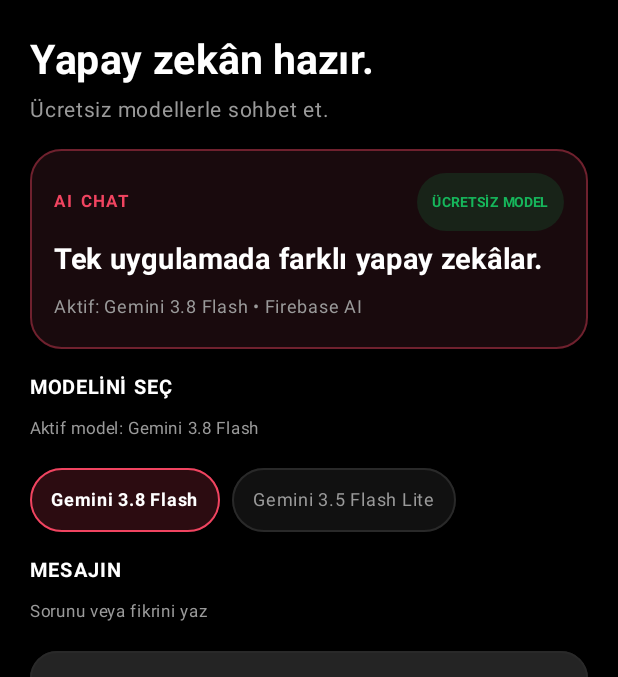
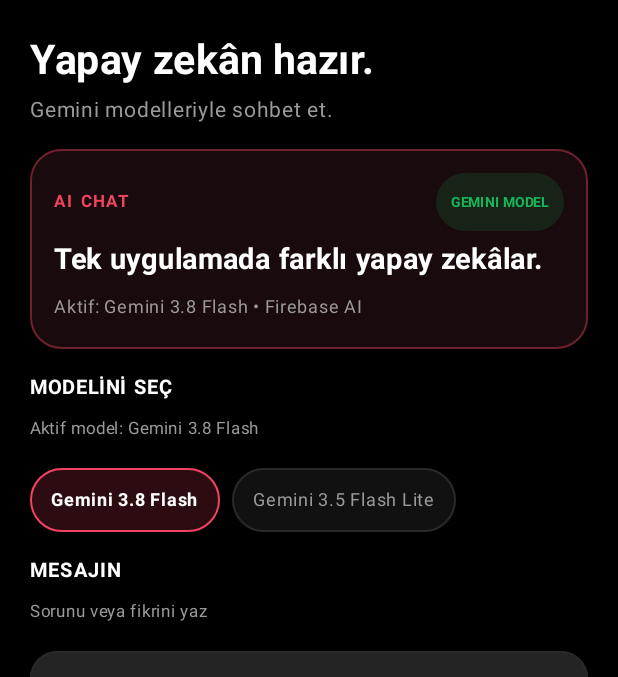
Before and after one commit to furkanmeyra2173-create/ANON-AI-ULTRA, an Android app built with Jetpack Compose: the screen it shows after launch (MainActivity), on a phone screen of 412 x 824 dp, the part 94-771 px from its top. Run offline under Robolectric (Android 15) with nearby library versions, the phone set to English and light mode, and no system bars; 1 statement that could not run was skipped.

Commit message:
Clarify model quota wording and align displayed app version

```diff
--- a/app/src/main/java/com/anonai/ultra/MainActivity.kt
+++ b/app/src/main/java/com/anonai/ultra/MainActivity.kt
@@ -203,7 +203,7 @@ private fun ChatScreen(selectedModel: String, onChoose: (String) -> Unit) {
     ) {
         Column(verticalArrangement = Arrangement.spacedBy(5.dp)) {
             Text("Yapay zekân hazır.", color = White, fontSize = 27.sp, fontWeight = FontWeight.Bold)
-            Text("Ücretsiz modellerle sohbet et.", color = Muted, fontSize = 14.sp)
+            Text("Gemini modelleriyle sohbet et.", color = Muted, fontSize = 14.sp)
         }
         Card(colors = CardDefaults.cardColors(containerColor = Color(0xFF190A0D)),
             border = BorderStroke(1.dp, Red.copy(alpha = 0.4f)), shape = RoundedCornerShape(21.dp)) {
@@ -211,7 +211,7 @@ private fun ChatScreen(selectedModel: String, onChoose: (String) -> Unit) {
                 Row(verticalAlignment = Alignment.CenterVertically) {
                     Text("AI CHAT", color = Red, fontSize = 11.sp, fontWeight = FontWeight.Bold, letterSpacing = 1.5.sp)
                     Spacer(Modifier.weight(1f))
-                    Pill(if (loading) "YANITLANIYOR" else "ÜCRETSİZ MODEL", Green)
+                    Pill(if (loading) "YANITLANIYOR" else "GEMINI MODEL", Green)
                 }
                 Text("Tek uygulamada farklı yapay zekâlar.", color = White, fontSize = 19.sp, fontWeight = FontWeight.Bold)
                 Text("Aktif: ${model.name} • ${model.provider}", color = Muted, fontSize = 12.sp)
@@ -366,7 +366,7 @@ private fun ModelsScreen(selected: String, onSelect: (String) -> Unit) {
     ) {
         Column(verticalArrangement = Arrangement.spacedBy(5.dp)) {
             Text("AI MODELLERİ", color = White, fontSize = 25.sp, fontWeight = FontWeight.Bold)
-            Text("Ücretsiz erişilebilen modeller arasından seç.", color = Muted, fontSize = 14.sp)
+            Text("Kullanılabilir Gemini modelleri arasından seç.", color = Muted, fontSize = 14.sp)
         }
         models.forEach { model ->
             Card(
@@ -441,7 +441,7 @@ private fun SettingsScreen() {
                 })
             }
         }
-        Text("Sürüm 1.3.0  •  Firebase AI Logic", color = Muted)
+        Text("Sürüm 1.3.1  •  Firebase AI Logic", color = Muted)
     }
 }
 
```
